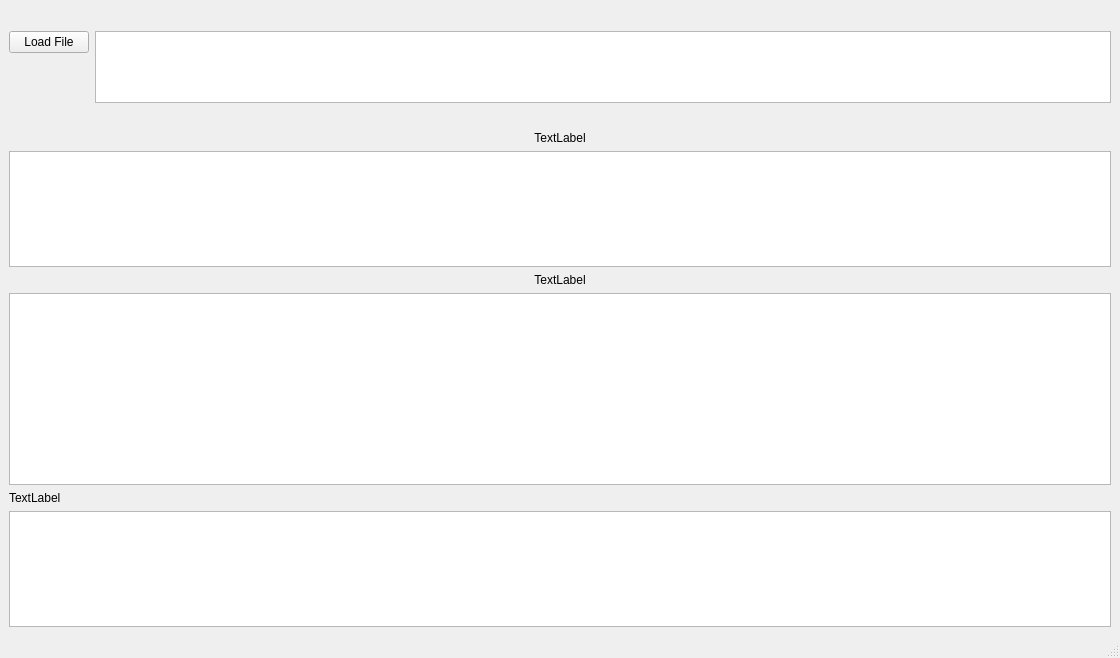
Before: the Qt Designer form Offizielle Version/mainwindow.ui in fabian2798/Arbeitszeitkonto, drawn with Qt 5.
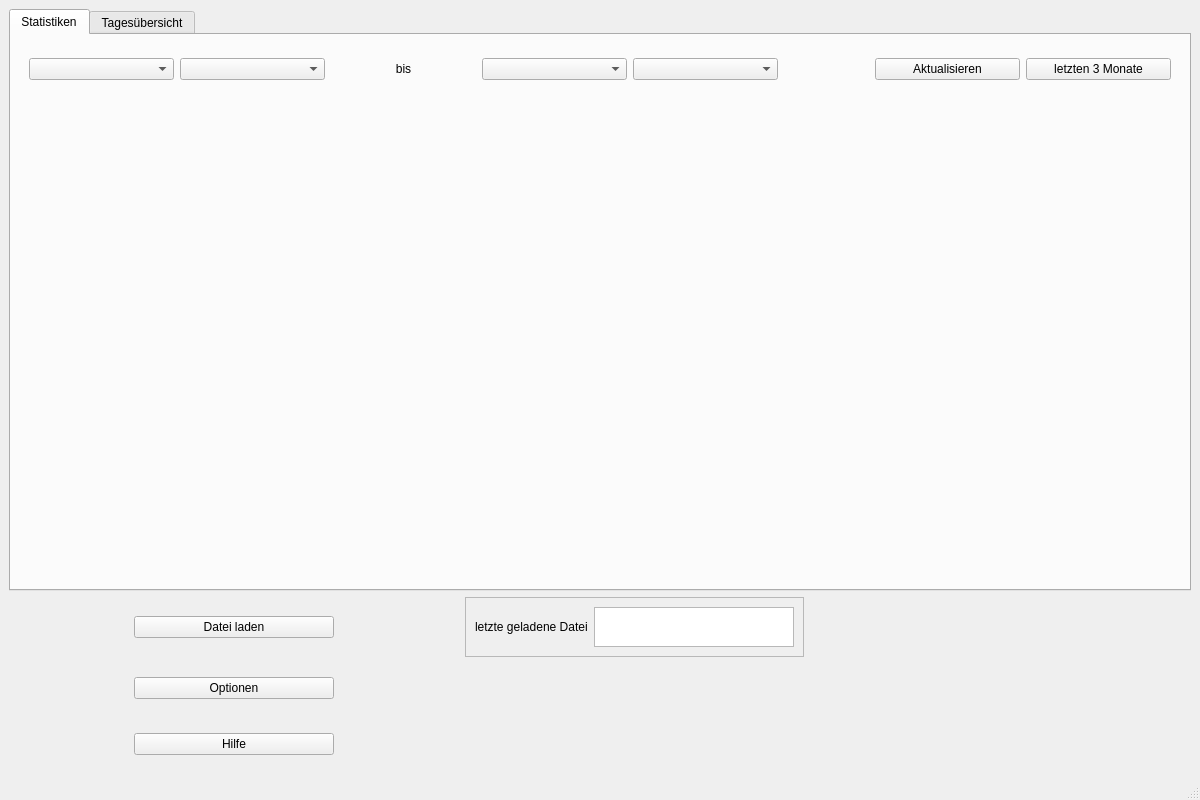
After: the same form once the commit is applied.

Commit message: Option und Help Window hinzugefügt, Pie Chart hinzugefügt

Patch:
```diff
--- a/Offizielle Version/mainwindow.ui
+++ b/Offizielle Version/mainwindow.ui
@@ -6,77 +6,276 @@
    <rect>
     <x>0</x>
     <y>0</y>
-    <width>1120</width>
-    <height>658</height>
+    <width>1200</width>
+    <height>800</height>
    </rect>
   </property>
   <property name="windowTitle">
    <string>MainWindow</string>
   </property>
   <widget class="QWidget" name="centralwidget">
-   <layout class="QVBoxLayout" name="verticalLayout">
+   <layout class="QHBoxLayout" name="horizontalLayout_3">
     <item>
-     <layout class="QFormLayout" name="formLayout">
-      <item row="0" column="0">
-       <widget class="QPushButton" name="loadFile">
-        <property name="text">
-         <string>Load File</string>
+     <layout class="QVBoxLayout" name="verticalLayout_3">
+      <item>
+       <widget class="QTabWidget" name="tabWidget">
+        <property name="currentIndex">
+         <number>0</number>
         </property>
+        <widget class="QWidget" name="tab">
+         <attribute name="title">
+          <string>Statistiken</string>
+         </attribute>
+         <layout class="QVBoxLayout" name="verticalLayout_5">
+          <item>
+           <widget class="QWidget" name="nav_stats" native="true">
+            <property name="maximumSize">
+             <size>
+              <width>16777215</width>
+              <height>50</height>
+             </size>
+            </property>
+            <layout class="QHBoxLayout" name="horizontalLayout">
+             <item>
+              <widget class="QComboBox" name="comboBox_begin_year"/>
+             </item>
+             <item>
+              <widget class="QComboBox" name="comboBox_begin_month"/>
+             </item>
+             <item>
+              <widget class="QLabel" name="label_bis">
+               <property name="text">
+                <string>bis</string>
+               </property>
+               <property name="alignment">
+                <set>Qt::AlignCenter</set>
+               </property>
+              </widget>
+             </item>
+             <item>
+              <widget class="QComboBox" name="comboBox_end_year"/>
+             </item>
+             <item>
+              <widget class="QComboBox" name="comboBox_end_month"/>
+             </item>
+             <item>
+              <spacer name="horizontalSpacer_2">
+               <property name="orientation">
+                <enum>Qt::Horizontal</enum>
+               </property>
+               <property name="sizeType">
+                <enum>QSizePolicy::Minimum</enum>
+               </property>
+               <property name="sizeHint" stdset="0">
+                <size>
+                 <width>91</width>
+                 <height>20</height>
+                </size>
+               </property>
+              </spacer>
+             </item>
+             <item>
+              <widget class="QPushButton" name="pushButton_stats_update">
+               <property name="text">
+                <string>Aktualisieren</string>
+               </property>
+              </widget>
+             </item>
+             <item>
+              <widget class="QPushButton" name="pushButton_stats_last3">
+               <property name="text">
+                <string>letzten 3 Monate</string>
+               </property>
+              </widget>
+             </item>
+            </layout>
+           </widget>
+          </item>
+          <item>
+           <widget class="QFrame" name="frame_stats_distribution">
+            <property name="sizePolicy">
+             <sizepolicy hsizetype="Minimum" vsizetype="Minimum">
+              <horstretch>0</horstretch>
+              <verstretch>0</verstretch>
+             </sizepolicy>
+            </property>
+           </widget>
+          </item>
+         </layout>
+        </widget>
+        <widget class="QWidget" name="tab_2">
+         <attribute name="title">
+          <string>Tagesübersicht</string>
+         </attribute>
+         <layout class="QVBoxLayout" name="verticalLayout_2">
+          <property name="topMargin">
+           <number>11</number>
+          </property>
+          <item>
+           <widget class="QTableWidget" name="tableWidget_3">
+            <property name="styleSheet">
+             <string notr="true">border-color:black;
+border-width:2px;</string>
+            </property>
+            <column>
+             <property name="text">
+              <string>Neue Spalte</string>
+             </property>
+            </column>
+            <column>
+             <property name="text">
+              <string>Neue Spalte</string>
+             </property>
+            </column>
+            <column>
+             <property name="text">
+              <string>Neue Spalte</string>
+             </property>
+            </column>
+            <column>
+             <property name="text">
+              <string>Neue Spalte</string>
+             </property>
+            </column>
+           </widget>
+          </item>
+         </layout>
+        </widget>
        </widget>
       </item>
-      <item row="0" column="1">
-       <widget class="QListWidget" name="listWidget">
-        <property name="sizeAdjustPolicy">
-         <enum>QAbstractScrollArea::AdjustToContents</enum>
-        </property>
-       </widget>
+      <item>
+       <layout class="QGridLayout" name="gridLayout_4">
+        <item row="2" column="1">
+         <spacer name="horizontalSpacer">
+          <property name="orientation">
+           <enum>Qt::Horizontal</enum>
+          </property>
+          <property name="sizeType">
+           <enum>QSizePolicy::Maximum</enum>
+          </property>
+          <property name="sizeHint" stdset="0">
+           <size>
+            <width>600</width>
+            <height>50</height>
+           </size>
+          </property>
+         </spacer>
+        </item>
+        <item row="0" column="1">
+         <widget class="QFrame" name="frame">
+          <property name="sizePolicy">
+           <sizepolicy hsizetype="Maximum" vsizetype="Maximum">
+            <horstretch>0</horstretch>
+            <verstretch>0</verstretch>
+           </sizepolicy>
+          </property>
+          <property name="frameShape">
+           <enum>QFrame::StyledPanel</enum>
+          </property>
+          <property name="frameShadow">
+           <enum>QFrame::Raised</enum>
+          </property>
+          <layout class="QHBoxLayout" name="horizontalLayout_2">
+           <item>
+            <widget class="QLabel" name="label">
+             <property name="maximumSize">
+              <size>
+               <width>200</width>
+               <height>20</height>
+              </size>
+             </property>
+             <property name="text">
+              <string>letzte geladene Datei</string>
+             </property>
+            </widget>
+           </item>
+           <item>
+            <widget class="QListWidget" name="listWidget">
+             <property name="sizePolicy">
+              <sizepolicy hsizetype="Expanding" vsizetype="Expanding">
+               <horstretch>0</horstretch>
+               <verstretch>0</verstretch>
+              </sizepolicy>
+             </property>
+             <property name="minimumSize">
+              <size>
+               <width>200</width>
+               <height>0</height>
+              </size>
+             </property>
+             <property name="maximumSize">
+              <size>
+               <width>500</width>
+               <height>40</height>
+              </size>
+             </property>
+             <property name="sizeAdjustPolicy">
+              <enum>QAbstractScrollArea::AdjustToContents</enum>
+             </property>
+            </widget>
+           </item>
+          </layout>
+         </widget>
+        </item>
+        <item row="0" column="0">
+         <widget class="QPushButton" name="loadFile">
+          <property name="maximumSize">
+           <size>
+            <width>200</width>
+            <height>16777215</height>
+           </size>
+          </property>
+          <property name="text">
+           <string>Datei laden</string>
+          </property>
+         </widget>
+        </item>
+        <item row="2" column="0">
+         <widget class="QPushButton" name="pushButton_help">
+          <property name="maximumSize">
+           <size>
+            <width>200</width>
+            <height>16777215</height>
+           </size>
+          </property>
+          <property name="text">
+           <string>Hilfe</string>
+          </property>
+         </widget>
+        </item>
+        <item row="1" column="0">
+         <widget class="QPushButton" name="pushButton_options">
+          <property name="maximumSize">
+           <size>
+            <width>200</width>
+            <height>16777215</height>
+           </size>
+          </property>
+          <property name="text">
+           <string>Optionen</string>
+          </property>
+         </widget>
+        </item>
+        <item row="1" column="1">
+         <spacer name="horizontalSpacer_3">
+          <property name="orientation">
+           <enum>Qt::Horizontal</enum>
+          </property>
+          <property name="sizeType">
+           <enum>QSizePolicy::Maximum</enum>
+          </property>
+          <property name="sizeHint" stdset="0">
+           <size>
+            <width>600</width>
+            <height>50</height>
+           </size>
+          </property>
+         </spacer>
+        </item>
+       </layout>
       </item>
      </layout>
     </item>
-    <item>
-     <widget class="QLabel" name="monat_view">
-      <property name="text">
-       <string>&lt;html&gt;&lt;head/&gt;&lt;body&gt;&lt;p align=&quot;center&quot;&gt;TextLabel&lt;/p&gt;&lt;/body&gt;&lt;/html&gt;</string>
-      </property>
-     </widget>
-    </item>
-    <item>
-     <widget class="QListWidget" name="listWidget_2">
-      <property name="sizeAdjustPolicy">
-       <enum>QAbstractScrollArea::AdjustToContents</enum>
-      </property>
-     </widget>
-    </item>
-    <item>
-     <widget class="QLabel" name="tag_view">
-      <property name="text">
-       <string>&lt;html&gt;&lt;head/&gt;&lt;body&gt;&lt;p align=&quot;center&quot;&gt;TextLabel&lt;/p&gt;&lt;/body&gt;&lt;/html&gt;</string>
-      </property>
-     </widget>
-    </item>
-    <item>
-     <widget class="QListWidget" name="listWidget_3"/>
-    </item>
-    <item>
-     <widget class="QLabel" name="db_view">
-      <property name="text">
-       <string>TextLabel</string>
-      </property>
-     </widget>
-    </item>
-    <item>
-     <widget class="QTableView" name="tableView">
-      <property name="sizeAdjustPolicy">
-       <enum>QAbstractScrollArea::AdjustToContents</enum>
-      </property>
-      <attribute name="horizontalHeaderHighlightSections">
-       <bool>false</bool>
-      </attribute>
-      <attribute name="verticalHeaderCascadingSectionResizes">
-       <bool>false</bool>
-      </attribute>
-     </widget>
-    </item>
    </layout>
   </widget>
   <widget class="QMenuBar" name="menubar">
```
Left out of the diff: 23 changed lines with no effect on the pictures. The commit also changes 11 other files.
